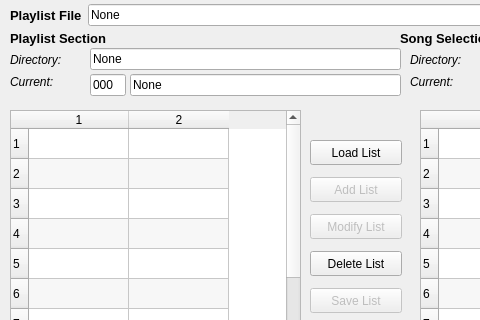
Qt form seq_qt5/forms/qplaylistframe.ui (ahlstromcj/seq66) before a commit; both pictures show x 0 to 480 and y 0 to 320 of the 829 by 509 pixel window.
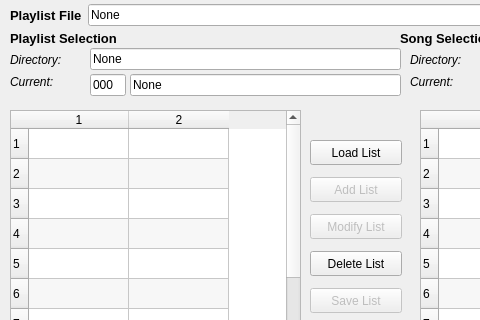
The same form after that commit.

Commit message: Interim check-in, playlist improvements.

The edit to the form file:
```diff
--- a/seq_qt5/forms/qplaylistframe.ui
+++ b/seq_qt5/forms/qplaylistframe.ui
@@ -30,7 +30,7 @@
     </font>
    </property>
    <property name="text">
-    <string>Playlist Section</string>
+    <string>Playlist Selection</string>
    </property>
   </widget>
   <widget class="QTableWidget" name="tablePlaylistSections">
```
Left out of the diff: 2 changed lines with no effect on the pictures. The commit also changes 9 other files.
